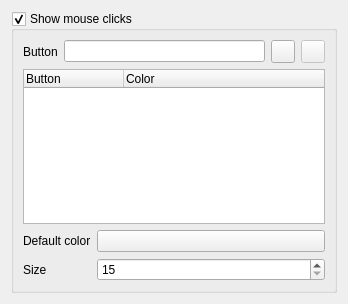
Above: src/ui/mouse.ui from hippich/recorditnow before the change. Below: the same form after it.
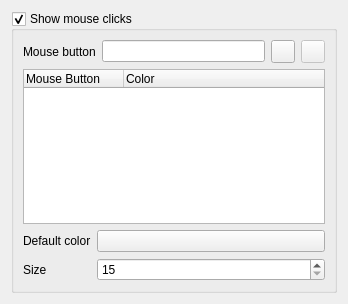
That is the form after the change. Custom widgets are drawn as their Qt base class.

Patch:
```diff
--- a/src/ui/mouse.ui
+++ b/src/ui/mouse.ui
@@ -31,7 +31,7 @@
         <item>
          <widget class="QLabel" name="label">
           <property name="text">
-           <string>Button</string>
+           <string>Mouse button</string>
           </property>
          </widget>
         </item>
@@ -70,7 +70,7 @@
         </property>
         <column>
          <property name="text">
-          <string>Button</string>
+          <string>Mouse Button</string>
          </property>
         </column>
         <column>
```
Left out of the diff: 3 changed lines with no effect on the pictures.
